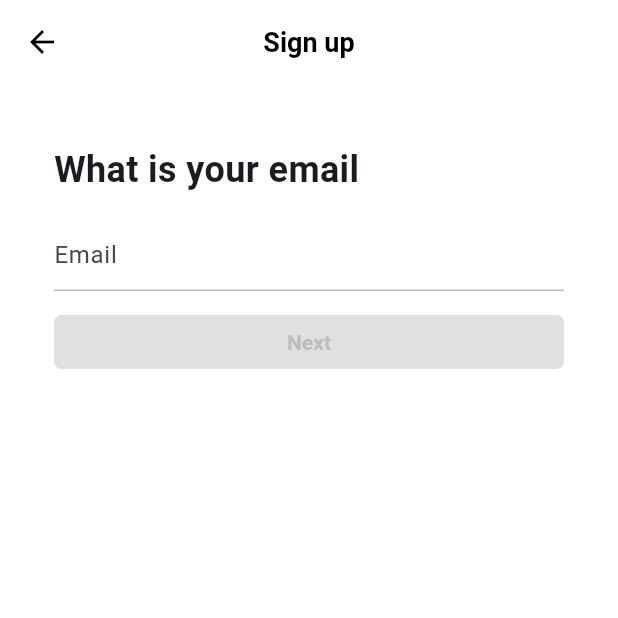
After one commit to km1031kim/tiktok_clone, a Flutter app: the EmailScreen screen opened directly, on a phone screen of 412 x 824 dp, the top half of it. The commit adds this screen. Run offline on Flutter 3.47's test engine with Material 3 defaults, Android fonts, the phone set to English and light mode, and no system bars; our stand-ins replace font_awesome_flutter.

Commit message:
4.6강까지

```diff
--- /dev/null
+++ b/lib/features/authentication/widgets/email_screen.dart
@@ -0,0 +1,125 @@
+import 'package:flutter/material.dart';
+import 'package:tiktok_clone/constants/gaps.dart';
+import 'package:tiktok_clone/constants/sizes.dart';
+import 'package:tiktok_clone/features/authentication/widgets/form_button.dart';
+import 'package:tiktok_clone/features/authentication/widgets/password_screen.dart';
+
+class EmailScreen extends StatefulWidget {
+  const EmailScreen({super.key});
+
+  @override
+  State<EmailScreen> createState() => _EmailScreenState();
+}
+
+class _EmailScreenState extends State<EmailScreen> {
+  final TextEditingController _emailcontroller = TextEditingController();
+
+  String _email = "";
+
+  @override
+  void initState() {
+    // TODO: implement initState
+    super.initState();
+
+    _emailcontroller.addListener(() {
+      setState(() {
+        _email = _emailcontroller.text;
+      });
+    });
+  }
+
+  @override
+  void dispose() {
+    _emailcontroller.dispose();
+    super.dispose();
+  }
+
+  String? _isEmailValid() {
+    if (_email.isEmpty) {
+      return null;
+    } else
+    // perform some validation
+    {
+      final regExp = RegExp(
+          r"^[a-zA-Z0-9.a-zA-Z0-9.!#$%&'*+-/=?^_`{|}~]+@[a-zA-Z0-9]+\.[a-zA-Z]+");
+      if (!regExp.hasMatch(_email)) {
+        return "Email Not valid";
+      }
+    }
+    // 정규표현식과 일치하는 경우 null 반환.
+    return null;
+  }
+
+  void _onScaffoldTap() {
+    FocusScope.of(context).unfocus();
+  }
+
+  void _onSubmit() {
+    if (_email.isEmpty || _isEmailValid() != null) return;
+    Navigator.push(
+        context,
+        MaterialPageRoute(
+          builder: (context) => const PasswordScreen(),
+        ));
+  }
+
+  @override
+  Widget build(BuildContext context) {
+    return GestureDetector(
+      onTap: _onScaffoldTap,
+      child: Scaffold(
+        appBar: AppBar(
+          foregroundColor: Colors.black,
+          backgroundColor: Colors.white,
+          elevation: 0,
+          title: const Text(
+            "Sign up",
+          ),
+        ),
+        body: Padding(
+          padding: const EdgeInsets.symmetric(horizontal: Sizes.size36),
+          child: Column(
+            crossAxisAlignment: CrossAxisAlignment.start,
+            children: [
+              Gaps.v40,
+              const Text(
+                "What is your email",
+                style: TextStyle(
+                  fontSize: Sizes.size24,
+                  fontWeight: FontWeight.w700,
+                ),
+              ),
+              Gaps.v16,
+              TextField(
+                onEditingComplete: _onSubmit,
+                controller: _emailcontroller,
+                keyboardType: TextInputType.emailAddress,
+                autocorrect: false,
+                decoration: InputDecoration(
+                  errorText: _isEmailValid(),
+                  hintText: "Email",
+                  enabledBorder: UnderlineInputBorder(
+                    borderSide: BorderSide(
+                      color: Colors.grey.shade400,
+                    ),
+                  ),
+                  focusedBorder: UnderlineInputBorder(
+                    borderSide: BorderSide(
+                      color: Colors.grey.shade400,
+                    ),
+                  ),
+                ),
+                cursorColor: Theme.of(context).primaryColor,
+              ),
+              Gaps.v16,
+              GestureDetector(
+                  onTap: _onSubmit,
+                  child: FormButton(
+                      disabled: _email.isEmpty || _isEmailValid() != null))
+            ],
+          ),
+        ),
+      ),
+    );
+  }
+}
--- /dev/null
+++ b/lib/features/authentication/widgets/form_button.dart
@@ -0,0 +1,44 @@
+import 'package:flutter/material.dart';
+import 'package:tiktok_clone/constants/sizes.dart';
+
+class FormButton extends StatelessWidget {
+  const FormButton({
+    super.key,
+    required this.disabled,
+  });
+
+  final bool disabled;
+
+  @override
+  Widget build(BuildContext context) {
+    return FractionallySizedBox(
+      // 부모 위젯 너비의 100%로 설정
+      widthFactor: 1,
+      child: AnimatedContainer(
+        duration: const Duration(milliseconds: 300),
+        padding: const EdgeInsets.symmetric(
+          horizontal: Sizes.size16,
+          vertical: Sizes.size10,
+        ),
+        decoration: BoxDecoration(
+          borderRadius: BorderRadius.circular(
+            Sizes.size5,
+          ),
+          color:
+              disabled ? Colors.grey.shade300 : Theme.of(context).primaryColor,
+        ),
+        child: AnimatedDefaultTextStyle(
+          duration: const Duration(milliseconds: 300),
+          style: TextStyle(
+            color: disabled ? Colors.grey.shade400 : Colors.white,
+            fontWeight: FontWeight.w600,
+          ),
+          child: const Text(
+            "Next",
+            textAlign: TextAlign.center,
+          ),
+        ),
+      ),
+    );
+  }
+}
--- a/lib/features/authentication/sign_up_screen.dart
+++ b/lib/features/authentication/widgets/sign_up_screen.dart
@@ -2,8 +2,8 @@ import 'package:flutter/material.dart';
 import 'package:font_awesome_flutter/font_awesome_flutter.dart';
 import 'package:tiktok_clone/constants/gaps.dart';
 import 'package:tiktok_clone/constants/sizes.dart';
-import 'package:tiktok_clone/features/authentication/login_screen.dart';
-import 'package:tiktok_clone/features/authentication/username_screen.dart';
+import 'package:tiktok_clone/features/authentication/widgets/login_screen.dart';
+import 'package:tiktok_clone/features/authentication/widgets/username_screen.dart';
 import 'package:tiktok_clone/features/authentication/widgets/auth_button.dart';
 
 class SignUpScreen extends StatelessWidget {
--- a/lib/main.dart
+++ b/lib/main.dart
@@ -1,6 +1,6 @@
 import 'package:flutter/material.dart';
 import 'package:tiktok_clone/constants/sizes.dart';
-import 'package:tiktok_clone/features/authentication/sign_up_screen.dart';
+import 'package:tiktok_clone/features/authentication/widgets/sign_up_screen.dart';
 
 void main() {
   runApp(const TikTokApp());
```
Also changed, not shown: lib/features/authentication/apple_login_screen.dart (deleted, +0 -15 lines), lib/features/authentication/widgets/password_screen.dart (added, +10 -0 lines), lib/features/authentication/widgets/username_screen.dart (renamed from lib/features/authentication/username_screen.dart, +21 -26 lines), lib/features/authentication/widgets/login_screen.dart (renamed from lib/features/authentication/login_screen.dart).
